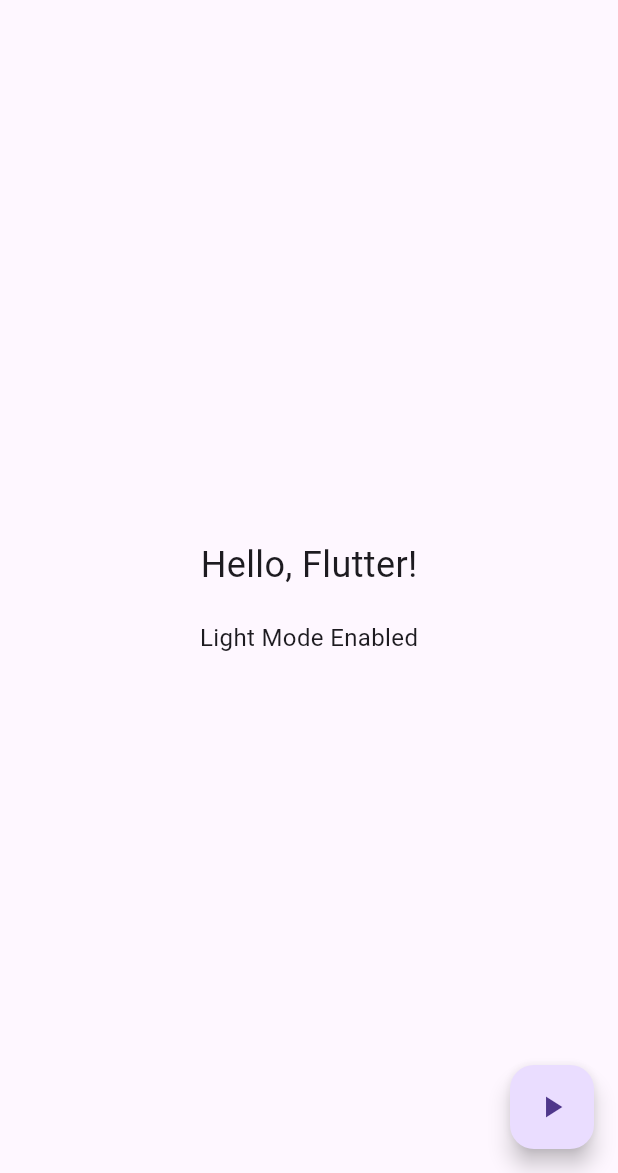
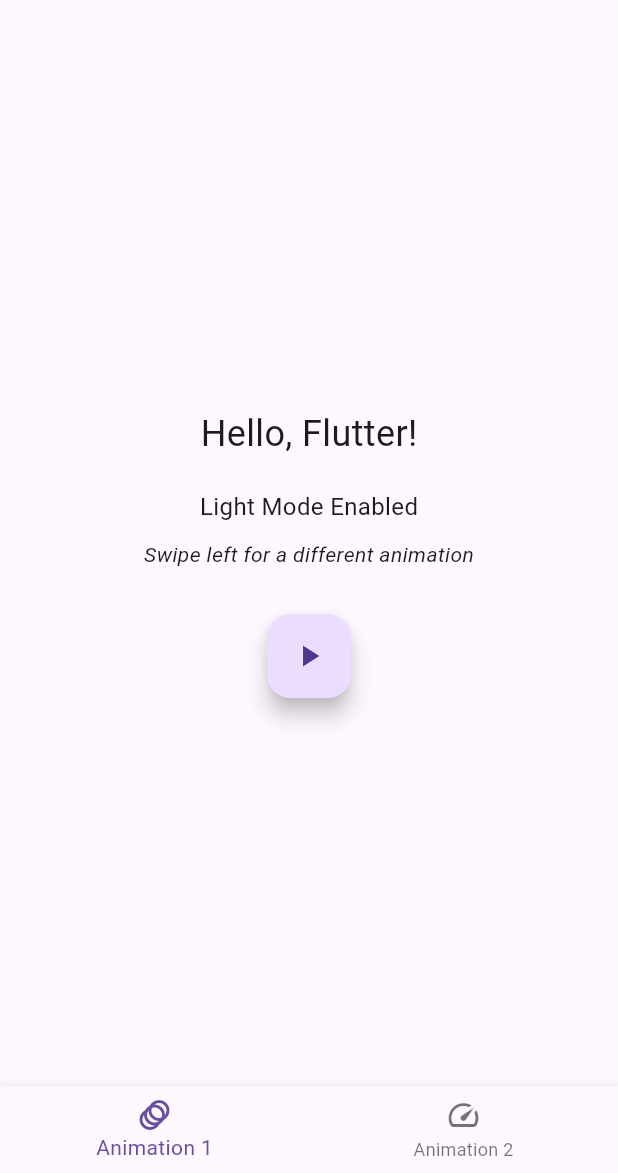
Before and after one commit to fizzahfaizi21/fading_text, a Flutter app: the screen it shows after launch, on a phone screen of 412 x 824 dp, the part 63-1236 px from its top. Run offline on Flutter 3.47's test engine with Material 3 defaults, Android fonts, the light colour scheme and no system bars.

Commit message:
added a second screen to swipe to for a faster fade

```diff
--- a/lib/main.dart
+++ b/lib/main.dart
@@ -22,7 +22,7 @@ class _MyAppState extends State<MyApp> {
   Widget build(BuildContext context) {
     return MaterialApp(
       theme: _isDarkMode ? ThemeData.dark() : ThemeData.light(),
-      home: FadingTextAnimation(
+      home: HomePageSwiper(
         isDarkMode: _isDarkMode,
         toggleTheme: toggleTheme,
       ),
@@ -30,11 +30,105 @@ class _MyAppState extends State<MyApp> {
   }
 }
 
-class FadingTextAnimation extends StatefulWidget {
+class HomePageSwiper extends StatefulWidget {
   final bool isDarkMode;
   final VoidCallback toggleTheme;
 
-  FadingTextAnimation({required this.isDarkMode, required this.toggleTheme});
+  HomePageSwiper({required this.isDarkMode, required this.toggleTheme});
+
+  @override
+  _HomePageSwiperState createState() => _HomePageSwiperState();
+}
+
+class _HomePageSwiperState extends State<HomePageSwiper> {
+  final PageController _pageController = PageController();
+  int _currentPage = 0;
+
+  @override
+  void dispose() {
+    _pageController.dispose();
+    super.dispose();
+  }
+
+  @override
+  Widget build(BuildContext context) {
+    return Scaffold(
+      appBar: AppBar(
+        title: Text(_currentPage == 0
+            ? 'Fading Text Animation'
+            : 'Alternative Fading Animation'),
+        actions: [
+          IconButton(
+            icon: Icon(
+              widget.isDarkMode ? Icons.wb_sunny : Icons.nightlight_round,
+            ),
+            onPressed: widget.toggleTheme,
+            tooltip: widget.isDarkMode
+                ? 'Switch to Light Mode'
+                : 'Switch to Dark Mode',
+          ),
+        ],
+      ),
+      body: PageView(
+        controller: _pageController,
+        onPageChanged: (index) {
+          setState(() {
+            _currentPage = index;
+          });
+        },
+        children: [
+          // First animation page
+          FadingTextAnimation(
+            isDarkMode: widget.isDarkMode,
+            duration: const Duration(seconds: 1),
+            title: 'Hello, Flutter!',
+            subtitle: 'Swipe left for a different animation',
+          ),
+          // Second animation page
+          FadingTextAnimation(
+            isDarkMode: widget.isDarkMode,
+            duration: const Duration(milliseconds: 300),
+            title: 'Quick Fade Animation',
+            subtitle: 'This one fades faster! Swipe right to go back',
+          ),
+        ],
+      ),
+      bottomNavigationBar: BottomNavigationBar(
+        currentIndex: _currentPage,
+        onTap: (index) {
+          _pageController.animateToPage(
+            index,
+            duration: Duration(milliseconds: 300),
+            curve: Curves.easeInOut,
+          );
+        },
+        items: const [
+          BottomNavigationBarItem(
+            icon: Icon(Icons.animation),
+            label: 'Animation 1',
+          ),
+          BottomNavigationBarItem(
+            icon: Icon(Icons.speed),
+            label: 'Animation 2',
+          ),
+        ],
+      ),
+    );
+  }
+}
+
+class FadingTextAnimation extends StatefulWidget {
+  final bool isDarkMode;
+  final Duration duration;
+  final String title;
+  final String subtitle;
+
+  FadingTextAnimation({
+    required this.isDarkMode,
+    required this.duration,
+    required this.title,
+    required this.subtitle,
+  });
 
   @override
   _FadingTextAnimationState createState() => _FadingTextAnimationState();
@@ -51,30 +145,15 @@ class _FadingTextAnimationState extends State<FadingTextAnimation> {
 
   @override
   Widget build(BuildContext context) {
-    return Scaffold(
-      appBar: AppBar(
-        title: Text('Fading Text Animation'),
-        actions: [
-          IconButton(
-            icon: Icon(
-              widget.isDarkMode ? Icons.wb_sunny : Icons.nightlight_round,
-            ),
-            onPressed: widget.toggleTheme,
-            tooltip: widget.isDarkMode
-                ? 'Switch to Light Mode'
-                : 'Switch to Dark Mode',
-          ),
-        ],
-      ),
-      body: Center(
+    return Center(
       child: Column(
         mainAxisAlignment: MainAxisAlignment.center,
         children: [
           AnimatedOpacity(
             opacity: _isVisible ? 1.0 : 0.0,
-              duration: Duration(seconds: 1),
+            duration: widget.duration,
             child: Text(
-                'Hello, Flutter!',
+              widget.title,
               style: TextStyle(fontSize: 24),
             ),
           ),
@@ -83,12 +162,18 @@ class _FadingTextAnimationState extends State<FadingTextAnimation> {
             widget.isDarkMode ? 'Dark Mode Enabled' : 'Light Mode Enabled',
             style: TextStyle(fontSize: 16),
           ),
-          ],
+          SizedBox(height: 10),
+          Text(
+            widget.subtitle,
+            style: TextStyle(fontSize: 14, fontStyle: FontStyle.italic),
           ),
-      ),
-      floatingActionButton: FloatingActionButton(
+          SizedBox(height: 30),
+          FloatingActionButton(
             onPressed: toggleVisibility,
             child: Icon(Icons.play_arrow),
+            tooltip: 'Toggle Visibility',
+          ),
+        ],
       ),
     );
   }
```
Lines whose indentation alone changed are shown as unchanged.
